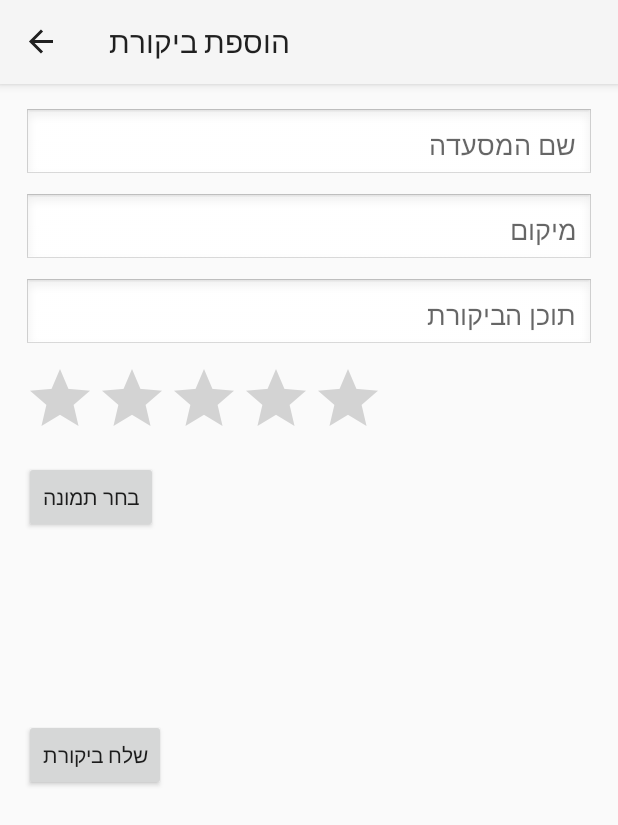
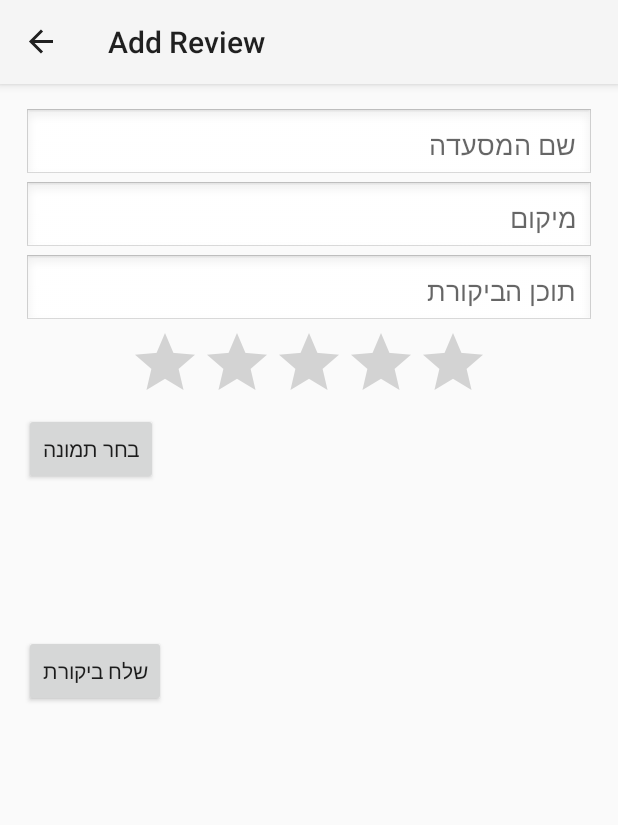
Before and after one commit to yael201062/TASTIFY-APP, an Android app built with Jetpack Compose: the AddReviewFragment screen opened through its navigation route, on a phone screen of 412 x 824 dp. Shown: the top 825 px of the screen. Run offline under Robolectric (Android 15) with nearby library versions, the phone set to English and light mode, and no system bars; our stand-ins replace Firebase (no records; nobody signed in at launch, a user with empty details on screens opened directly), navigation-ui; pictures from the network do not load.

Commit message:
post review- fixes

```diff
--- a/app/src/main/res/layout/fragment_add_review.xml
+++ b/app/src/main/res/layout/fragment_add_review.xml
@@ -5,36 +5,42 @@
     xmlns:tools="http://schemas.android.com/tools"
     android:layout_width="match_parent"
     android:layout_height="match_parent"
-    tools:context=".ui.review.AddReviewFragment"
-    android:padding="16dp">
+    android:padding="16dp"
+    tools:context=".ui.addreview.AddReviewFragment">
 
     <EditText
         android:id="@+id/etRestaurantName"
-        android:layout_width="match_parent"
+        android:layout_width="0dp"
         android:layout_height="wrap_content"
         android:hint="שם המסעדה"
         android:padding="12dp"
-        android:background="@android:drawable/edit_text" />
+        android:background="@android:drawable/edit_text"
+        app:layout_constraintTop_toTopOf="parent"
+        app:layout_constraintStart_toStartOf="parent"
+        app:layout_constraintEnd_toEndOf="parent"/>
 
     <EditText
         android:id="@+id/etLocation"
-        android:layout_width="match_parent"
+        android:layout_width="0dp"
         android:layout_height="wrap_content"
         android:hint="מיקום"
         android:padding="12dp"
-        android:layout_marginTop="8dp"
         android:background="@android:drawable/edit_text"
-        app:layout_constraintTop_toBottomOf="@id/etRestaurantName"/>
+        app:layout_constraintTop_toBottomOf="@id/etRestaurantName"
+        app:layout_constraintStart_toStartOf="parent"
+        app:layout_constraintEnd_toEndOf="parent"
+        app:layout_constraintVertical_bias="0"/>
 
     <EditText
         android:id="@+id/etReviewContent"
-        android:layout_width="match_parent"
+        android:layout_width="0dp"
         android:layout_height="wrap_content"
         android:hint="תוכן הביקורת"
         android:padding="12dp"
-        android:layout_marginTop="8dp"
         android:background="@android:drawable/edit_text"
-        app:layout_constraintTop_toBottomOf="@id/etLocation"/>
+        app:layout_constraintTop_toBottomOf="@id/etLocation"
+        app:layout_constraintStart_toStartOf="parent"
+        app:layout_constraintEnd_toEndOf="parent"/>
 
     <RatingBar
         android:id="@+id/ratingBar"
@@ -42,16 +48,15 @@
         android:layout_height="wrap_content"
         android:numStars="5"
         android:stepSize="0.5"
-        android:layout_marginTop="8dp"
         app:layout_constraintTop_toBottomOf="@id/etReviewContent"
-        app:layout_constraintStart_toStartOf="parent"/>
+        app:layout_constraintStart_toStartOf="parent"
+        app:layout_constraintEnd_toEndOf="parent"/>
 
     <Button
         android:id="@+id/btnSelectImage"
         android:layout_width="wrap_content"
         android:layout_height="wrap_content"
         android:text="בחר תמונה"
-        android:layout_marginTop="8dp"
         app:layout_constraintTop_toBottomOf="@id/ratingBar"
         app:layout_constraintStart_toStartOf="parent"/>
 
@@ -60,7 +65,7 @@
         android:layout_width="100dp"
         android:layout_height="100dp"
         android:scaleType="centerCrop"
-        android:layout_marginTop="8dp"
+        android:contentDescription="תמונה שנבחרה"
         app:layout_constraintTop_toBottomOf="@id/btnSelectImage"
         app:layout_constraintStart_toStartOf="parent"/>
 
@@ -69,7 +74,6 @@
         android:layout_width="wrap_content"
         android:layout_height="wrap_content"
         android:text="שלח ביקורת"
-        android:layout_marginTop="16dp"
         app:layout_constraintTop_toBottomOf="@id/ivSelectedImage"
         app:layout_constraintStart_toStartOf="parent"/>
 
--- a/app/src/main/res/navigation/nav_graph.xml
+++ b/app/src/main/res/navigation/nav_graph.xml
@@ -50,7 +50,8 @@
     <fragment
         android:id="@+id/addReviewFragment"
         android:name="com.example.tastify.ui.addreview.AddReviewFragment"
-        android:label="הוספת ביקורת"
-        tools:layout="@layout/fragment_add_review" />
+    android:label="Add Review"
+    tools:layout="@layout/fragment_add_review" />
+
 
 </navigation>
```
Also changed, not shown: app/src/main/java/com/example/tastify/ui/addreview/AddReviewActivity.kt (deleted, +0 -87 lines), app/src/main/res/layout/activity_add_review.xml (deleted, +0 -76 lines), app/src/main/java/com/example/tastify/ui/addreview/AddReviewFragment.kt (renamed from app/src/main/java/com/example/tastify/ui/addreview/AddReviewDialogFragment.kt).
